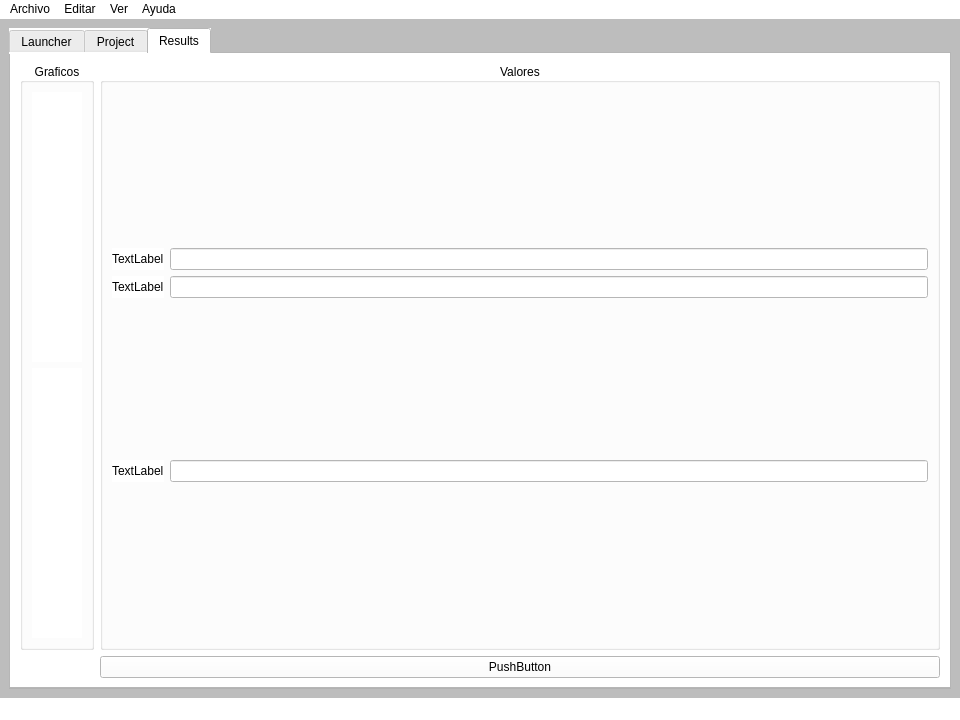
First picture: the form in NeuNet.ui, repository EARodriguezM/NeuNet, before the edit.
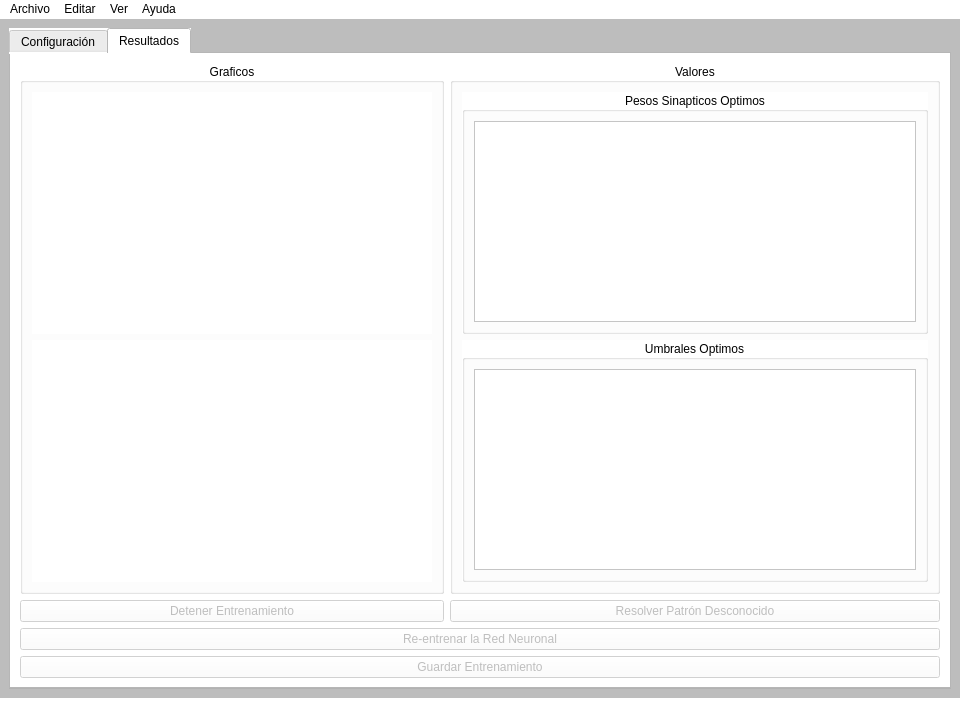
Second picture: the form after the edit. The open tabs and pages were chosen to show the change. Custom widgets are drawn as their Qt base class.

Commit message: finish UI and build other version of it

```diff
--- a/NeuNet.ui
+++ b/NeuNet.ui
@@ -37,14 +37,9 @@
       <property name="currentIndex">
        <number>2</number>
       </property>
-      <widget class="TabLauncher" name="tabLauncher">
+      <widget class="TabConfig" name="tab_config">
        <attribute name="title">
-        <string>Launcher</string>
-       </attribute>
-      </widget>
-      <widget class="TabProject" name="tabProject">
-       <attribute name="title">
-        <string>Project</string>
+        <string>Configuración</string>
        </attribute>
        <layout class="QGridLayout" name="gridLayout_3">
         <item row="0" column="0">
@@ -451,9 +446,29 @@
       </widget>
       <widget class="TabResults" name="tabResults">
        <attribute name="title">
-        <string>Results</string>
+        <string>Resultados</string>
        </attribute>
        <layout class="QGridLayout" name="gridLayout_11">
+        <item row="1" column="0">
+         <widget class="QPushButton" name="pushButton_stop_training">
+          <property name="enabled">
+           <bool>false</bool>
+          </property>
+          <property name="text">
+           <string>Detener Entrenamiento</string>
+          </property>
+         </widget>
+        </item>
+        <item row="1" column="1">
+         <widget class="QPushButton" name="pushButton_calculate_unkown_datasets">
+          <property name="enabled">
+           <bool>false</bool>
+          </property>
+          <property name="text">
+           <string>Resolver Patrón Desconocido</string>
+          </property>
+         </widget>
+        </item>
         <item row="0" column="0">
          <widget class="QGroupBox" name="groupBox_graphics">
           <property name="title">
@@ -467,11 +482,38 @@
             <widget class="QWidget" name="widget_train_simulation" native="true"/>
            </item>
            <item row="1" column="0">
-            <widget class="QWidget" name="widget_err_iterations" native="true"/>
+            <widget class="QWidget" name="widget_err_iterations" native="true">
+             <property name="minimumSize">
+              <size>
+               <width>400</width>
+               <height>0</height>
+              </size>
+             </property>
+            </widget>
+           </item>
+           <item row="0" column="0">
+            <widget class="QWidget" name="widget_train_simulation" native="true">
+             <property name="minimumSize">
+              <size>
+               <width>400</width>
+               <height>0</height>
+              </size>
+             </property>
+            </widget>
            </item>
           </layout>
          </widget>
         </item>
+        <item row="2" column="0" colspan="2">
+         <widget class="QPushButton" name="pushButton_retrain_NeuNet">
+          <property name="enabled">
+           <bool>false</bool>
+          </property>
+          <property name="text">
+           <string>Re-entrenar la Red Neuronal</string>
+          </property>
+         </widget>
+        </item>
         <item row="0" column="1">
          <widget class="QGroupBox" name="groupBox_values">
           <property name="title">
@@ -481,90 +523,46 @@
            <set>Qt::AlignCenter</set>
           </property>
           <layout class="QGridLayout" name="gridLayout_12">
-           <item row="2" column="2">
-            <widget class="QLineEdit" name="lineEdit_2">
-             <property name="enabled">
-              <bool>false</bool>
-             </property>
-            </widget>
-           </item>
-           <item row="1" column="2">
-            <widget class="QLineEdit" name="lineEdit">
-             <property name="enabled">
-              <bool>false</bool>
-             </property>
-            </widget>
-           </item>
-           <item row="2" column="0">
-            <widget class="QLabel" name="label_2">
-             <property name="text">
-              <string>TextLabel</string>
-             </property>
-            </widget>
-           </item>
-           <item row="4" column="0">
-            <widget class="QLabel" name="label_3">
-             <property name="text">
-              <string>TextLabel</string>
-             </property>
-            </widget>
-           </item>
-           <item row="5" column="0">
-            <spacer name="verticalSpacer_11">
-             <property name="orientation">
-              <enum>Qt::Vertical</enum>
-             </property>
-             <property name="sizeHint" stdset="0">
-              <size>
-               <width>20</width>
-               <height>40</height>
-              </size>
-             </property>
-            </spacer>
-           </item>
-           <item row="1" column="0">
-            <widget class="QLabel" name="label">
-             <property name="text">
-              <string>TextLabel</string>
-             </property>
-            </widget>
-           </item>
-           <item row="4" column="2">
-            <widget class="QLineEdit" name="lineEdit_3"/>
-           </item>
-           <item row="3" column="0">
-            <spacer name="verticalSpacer_10">
-             <property name="orientation">
-              <enum>Qt::Vertical</enum>
-             </property>
-             <property name="sizeHint" stdset="0">
-              <size>
-               <width>20</width>
-               <height>40</height>
-              </size>
-             </property>
-            </spacer>
-           </item>
            <item row="0" column="0">
-            <spacer name="verticalSpacer_12">
-             <property name="orientation">
-              <enum>Qt::Vertical</enum>
+            <widget class="QGroupBox" name="groupBox_weights">
+             <property name="title">
+              <string>Pesos Sinapticos Optimos</string>
              </property>
-             <property name="sizeHint" stdset="0">
-              <size>
-               <width>20</width>
-               <height>40</height>
-              </size>
+             <property name="alignment">
+              <set>Qt::AlignCenter</set>
              </property>
-            </spacer>
+             <layout class="QGridLayout" name="gridLayout_14">
+              <item row="0" column="0">
+               <widget class="QTableWidget" name="tableWidget_optimum_weights"/>
+              </item>
+             </layout>
+            </widget>
+           </item>
+           <item row="1" column="0">
+            <widget class="QGroupBox" name="groupBox_threshold">
+             <property name="title">
+              <string>Umbrales Optimos</string>
+             </property>
+             <property name="alignment">
+              <set>Qt::AlignCenter</set>
+             </property>
+             <layout class="QGridLayout" name="gridLayout_13">
+              <item row="0" column="0">
+               <widget class="QTableWidget" name="tableWidget_optimum_threshold"/>
+              </item>
+             </layout>
+            </widget>
            </item>
           </layout>
          </widget>
         </item>
-        <item row="1" column="1">
-         <widget class="QPushButton" name="pushButton">
+        <item row="3" column="0" colspan="2">
+         <widget class="QPushButton" name="pushButton_save">
+          <property name="enabled">
+           <bool>false</bool>
+          </property>
           <property name="text">
-           <string>PushButton</string>
+           <string>Guardar Entrenamiento</string>
           </property>
          </widget>
         </item>
@@ -809,18 +807,6 @@
   </action>
  </widget>
  <customwidgets>
-  <customwidget>
-   <class>TabLauncher</class>
-   <extends>QWidget</extends>
-   <header>tablauncher.h</header>
-   <container>1</container>
-  </customwidget>
-  <customwidget>
-   <class>TabProject</class>
-   <extends>QWidget</extends>
-   <header>tabproject.h</header>
-   <container>1</container>
-  </customwidget>
   <customwidget>
    <class>UploadButton</class>
    <extends>QPushButton</extends>
@@ -837,6 +823,12 @@
    <header>tabresults.h</header>
    <container>1</container>
   </customwidget>
+  <customwidget>
+   <class>TabConfig</class>
+   <extends>QWidget</extends>
+   <header>tabconfig.h</header>
+   <container>1</container>
+  </customwidget>
  </customwidgets>
  <resources/>
  <connections/>
```
Left out of the diff: 119 changed lines with no effect on the pictures. The commit also changes 3 other files.
